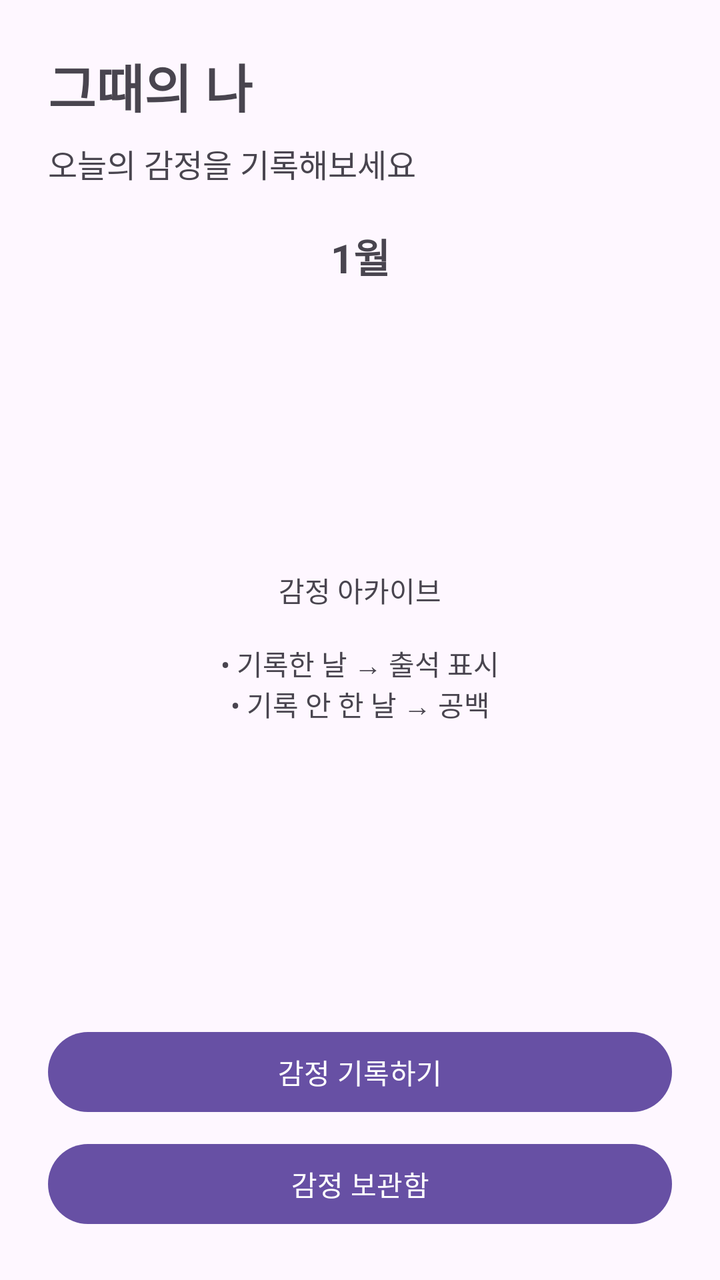
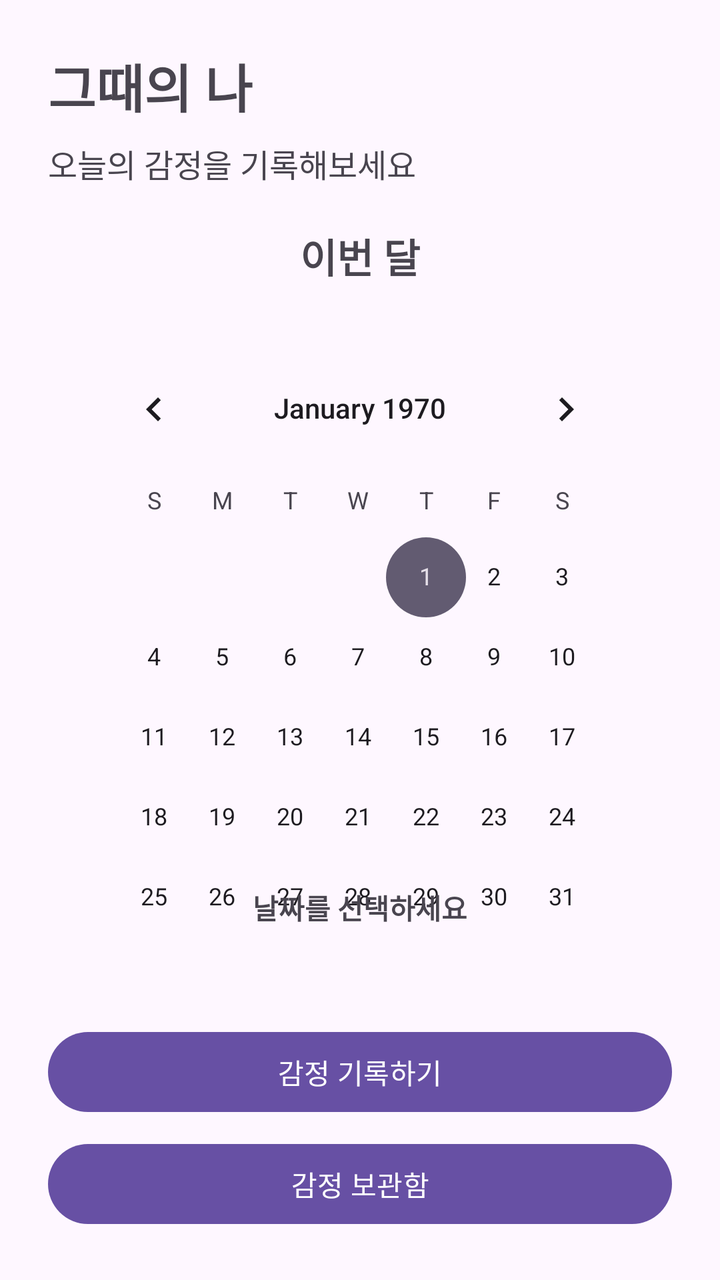

Two renders of the same Android screen: before a commit and after it. Below are the layout's source before the change and the commit's diff.
<!-- AndroidManifest.xml: application theme Theme.DiaryOfThatTime -->
<!-- res/layout/fragment_main.xml -->
<?xml version="1.0" encoding="utf-8"?>
<LinearLayout
    xmlns:android="http://schemas.android.com/apk/res/android"
    xmlns:tools="http://schemas.android.com/tools"
    android:layout_width="match_parent"
    android:layout_height="match_parent"
    android:orientation="vertical"
    android:padding="24dp"
    tools:context="com.example.diaryofthattime.ui.main.MainFragment">

    
    <TextView
        android:id="@+id/txtTitle"
        android:layout_width="wrap_content"
        android:layout_height="wrap_content"
        android:text="그때의 나"
        android:textSize="26sp"
        android:textStyle="bold"
        android:layout_marginBottom="8dp" />

    
    <TextView
        android:id="@+id/txtSubtitle"
        android:layout_width="wrap_content"
        android:layout_height="wrap_content"
        android:text="오늘의 감정을 기록해보세요"
        android:textSize="16sp"
        android:layout_marginBottom="20dp" />

    
    <TextView
        android:id="@+id/txtMonth"
        android:layout_width="match_parent"
        android:layout_height="wrap_content"
        android:text="1월"
        android:textSize="20sp"
        android:textStyle="bold"
        android:gravity="center"
        android:layout_marginBottom="12dp" />

    
    <FrameLayout
        android:id="@+id/layoutAttendance"
        android:layout_width="match_parent"
        android:layout_height="0dp"
        android:layout_weight="1"
        android:background="@drawable/bg_attendance_box"
        android:padding="16dp"
        android:layout_marginBottom="20dp">

        
        <TextView
            android:id="@+id/txtAttendanceGuide"
            android:layout_width="wrap_content"
            android:layout_height="wrap_content"
            android:layout_gravity="center"
            android:text="감정 아카이브\n\n• 기록한 날 → 출석 표시\n• 기록 안 한 날 → 공백"
            android:gravity="center"
            android:textSize="14sp" />
    </FrameLayout>

    
    <Button
        android:id="@+id/btnWriteEmotion"
        android:layout_width="match_parent"
        android:layout_height="wrap_content"
        android:text="감정 기록하기" />

    
    <Button
        android:id="@+id/btnArchive"
        android:layout_width="match_parent"
        android:layout_height="wrap_content"
        android:text="감정 보관함"
        android:layout_marginTop="8dp" />

</LinearLayout>
<!-- resources referenced by this layout -->
<resources>
  <!-- drawable bg_attendance_box (drawable) -->
  <?xml version="1.0" encoding="utf-8"?>
  <selector xmlns:android="http://schemas.android.com/apk/res/android">
      <shape xmlns:android="http://schemas.android.com/apk/res/android">
          <solid android:color="#FFFFFF"/>
          <stroke
              android:width="1dp"
              android:color="#33000000"/>
          <corners android:radius="12dp"/>
      </shape>
  </selector>
  <style name="Theme.DiaryOfThatTime" parent="Base.Theme.DiaryOfThatTime" />
  <style name="Base.Theme.DiaryOfThatTime" parent="Theme.Material3.DayNight.NoActionBar">
          
          
      </style>
</resources>

<!-- the commit's change to res/layout/fragment_main.xml (unified diff, before → after) -->
@@ -32,7 +32,7 @@
         android:id="@+id/txtMonth"
         android:layout_width="match_parent"
         android:layout_height="wrap_content"
-        android:text="1월"
+        android:text="이번 달"
         android:textSize="20sp"
         android:textStyle="bold"
         android:gravity="center"
@@ -49,14 +49,23 @@
         android:layout_marginBottom="20dp">
 
         
+        <CalendarView
+            android:id="@+id/calendarView"
+            android:layout_width="match_parent"
+            android:layout_height="match_parent"
+            android:showWeekNumber="false"
+            android:firstDayOfWeek="1" />
+
+        
         <TextView
-            android:id="@+id/txtAttendanceGuide"
+            android:id="@+id/txtAttendanceStatus"
             android:layout_width="wrap_content"
             android:layout_height="wrap_content"
-            android:layout_gravity="center"
-            android:text="감정 아카이브\n\n• 기록한 날 → 출석 표시\n• 기록 안 한 날 → 공백"
-            android:gravity="center"
-            android:textSize="14sp" />
+            android:layout_gravity="bottom|center_horizontal"
+            android:layout_marginBottom="12dp"
+            android:text="날짜를 선택하세요"
+            android:textSize="14sp"
+            android:textStyle="bold" />
     </FrameLayout>
 
     
